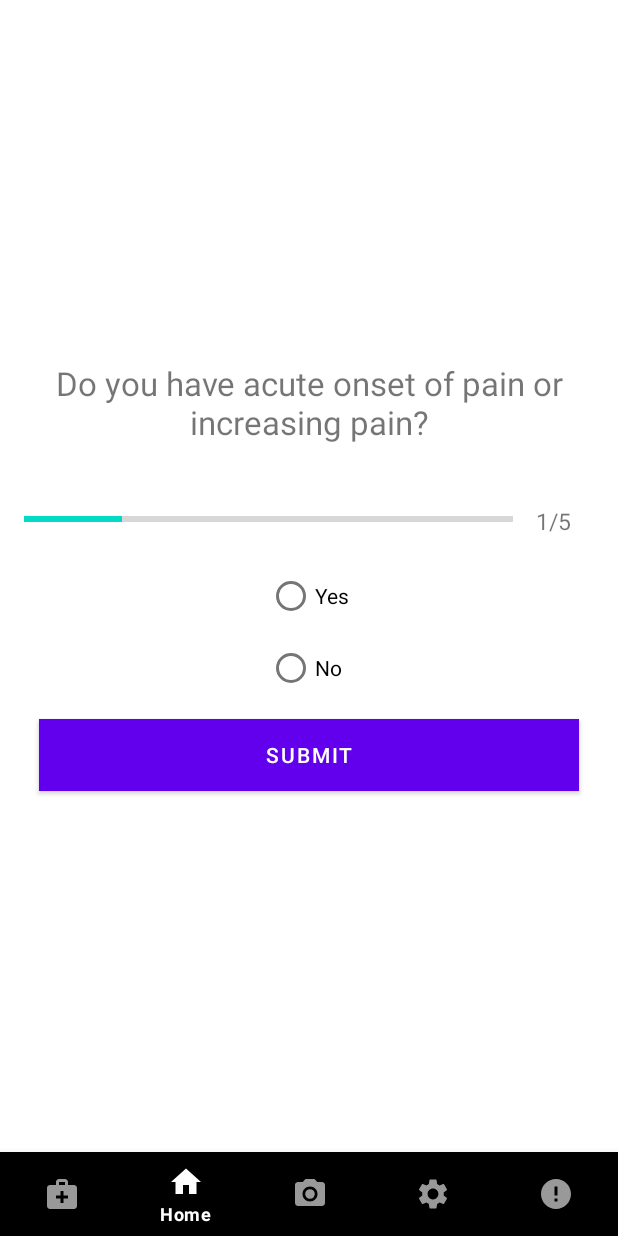
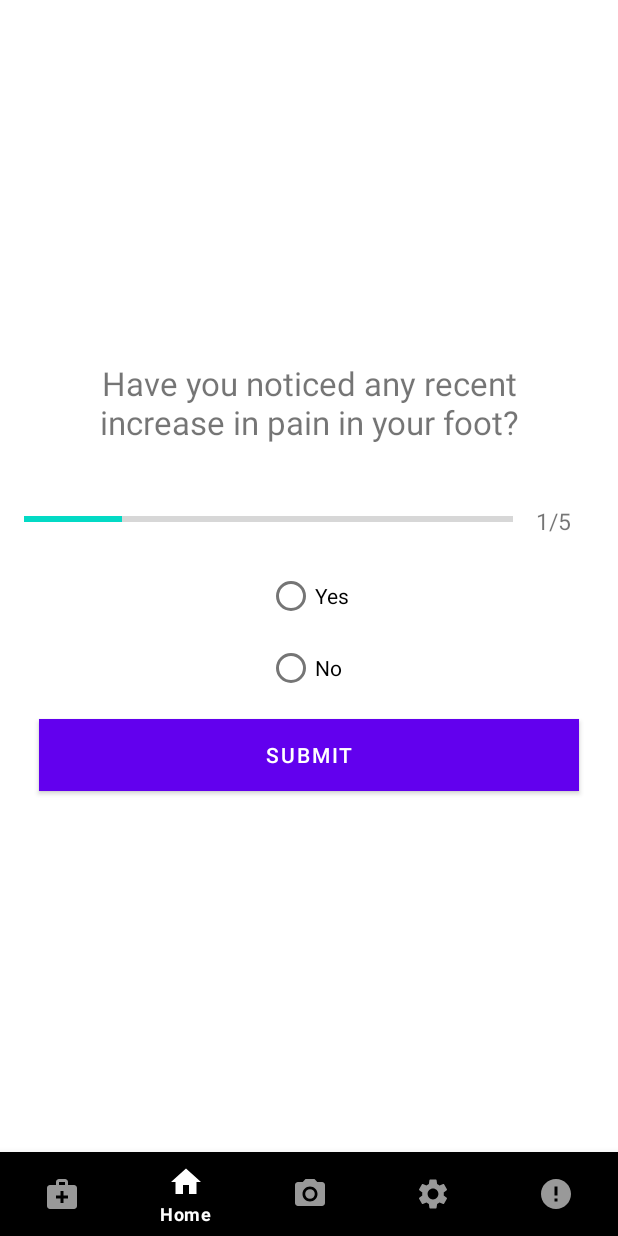
Before and after one commit to vishnukarthik-1994/capstone, an Android app: the SurveyQuestionnaireFragment screen opened through its navigation route, on a phone screen of 412 x 824 dp. Run offline under Robolectric (Android 15) with nearby library versions, the phone set to English and light mode, and no system bars; our stand-ins replace navigation-ui.

Commit message:
Update questions

```diff
--- a/Application/DFU_app/app/src/main/res/values/strings.xml
+++ b/Application/DFU_app/app/src/main/res/values/strings.xml
@@ -17,14 +17,14 @@
     <string name="menu_survey_start">Start</string>
     <string name="menu_survey_question">Question</string>
     <!--Daily Survey String -->
-    <string name="sloganTakePicture">Take picture of your foot you think may have ulcer</string>
+    <string name="sloganTakePicture">Take picture of your foot</string>
     <string name="data">data</string>
     <string name="measure">Measure</string>
     <string name="sloganMeasure">Connect your device</string>
-    <string name="take_picture">Take Picture</string>
+    <string name="take_picture">Take a picture of your foot</string>
     <string name="blood_pressure">Blood Pressure</string>
     <string name="blood_sugar_levels">Blood Sugar Level</string>
-    <string name="foot_feeling">How your foot feel?</string>
+    <string name="foot_feeling">How does your foot feel?</string>
     <string name="feeling_no_feeling">No feelings</string>
     <string name="feeling_burning">Burning</string>
     <string name="feeling_dull">Dull</string>
@@ -33,17 +33,17 @@
     <string name="next">Next</string>
     <string name="progress">1/5</string>
     <string name="question_one">What is your type of ulcer?</string>
-    <string name="intro">This survey would help us understand your condition better and give appropriate suggestions</string>
+    <string name="intro">This survey will help us understand your condition better and give appropriate suggestions</string>
     <string name="greetings">Hello, Dear Patient</string>
     <string name="test">this is testing</string>
     <string name="title">Daily Survey</string>
     <string name="finish_words">Thanks for your cooperation, Your report is generating(go back to report page)</string>
-    <string name="q0">What is your type of ulcer</string>
-    <string name="q1">Do you have acute onset of pain or increasing pain?</string>
-    <string name="q2">Does your wound extend to the bone?</string>
-    <string name="q3">Has your gangrene developed or worsened in the past 14 days?</string>
-    <string name="q4">Previously palpable peripheral pulses are diminished or absent?</string>
-    <string name="q5">Has your systemic infection worsened?</string>
+    <string name="q0">What is your type of ulcer?</string>
+    <string name="q1">Have you noticed any recent increase in pain in your foot?</string>
+    <string name="q2">Can you see your bone in the picture of your foot?</string>
+    <string name="q3">Has you noticed any dark, dead tissue in your foot in the last 14 days?</string>
+    <string name="q4">Can you feel a pulse in your foot?</string>
+    <string name="q5">Has your infection recently worsened?</string>
     <string name="yes">Yes</string>
     <string name="no">No</string>
     <string name="sol_is">ischemia advice</string>
```
